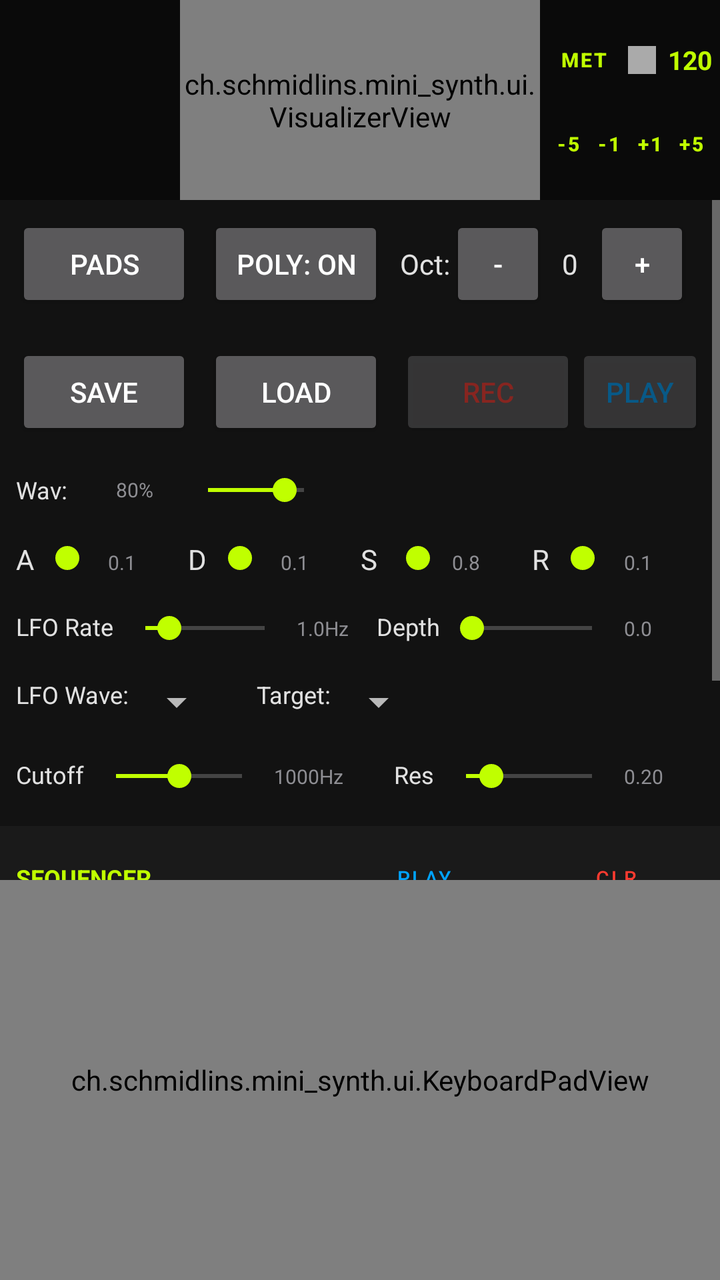
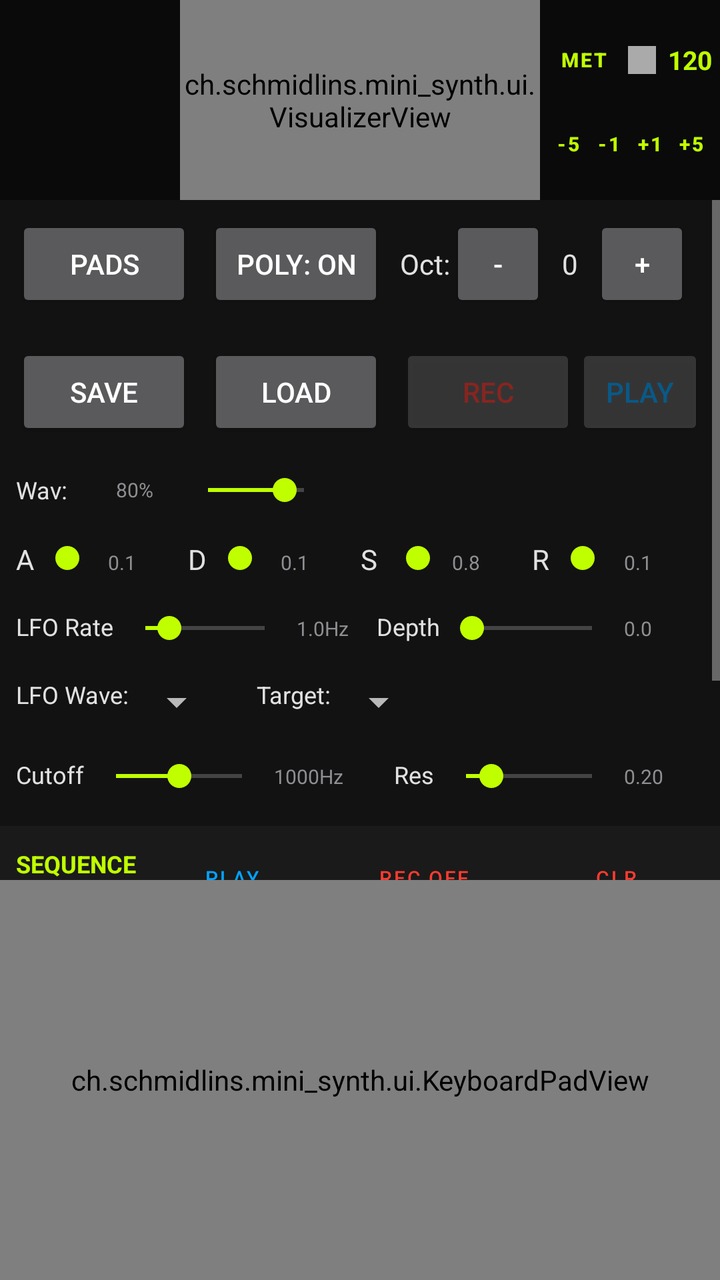

Compare the two renders of this Android layout. The source of the first and the diff that turns it into the second are given below.
<!-- AndroidManifest.xml: application theme Theme.MiniSynth -->
<!-- res/layout/content_main.xml -->
<?xml version="1.0" encoding="utf-8"?>
<androidx.constraintlayout.widget.ConstraintLayout xmlns:android="http://schemas.android.com/apk/res/android"
    xmlns:app="http://schemas.android.com/apk/res-auto"
    xmlns:tools="http://schemas.android.com/tools"
    android:layout_width="match_parent"
    android:layout_height="match_parent">

    <androidx.constraintlayout.widget.ConstraintLayout
        android:id="@+id/top_header"
        android:layout_width="match_parent"
        android:layout_height="100dp"
        android:background="@color/surface_dark"
        app:layout_constraintTop_toTopOf="parent">

        
        <ch.schmidlins.mini_synth.ui.VisualizerView
            android:id="@+id/visualizer_view"
            android:layout_width="0dp"
            android:layout_height="match_parent"
            app:layout_constraintEnd_toEndOf="parent"
            app:layout_constraintStart_toStartOf="parent"
            app:layout_constraintWidth_percent="0.5" />

        
        <LinearLayout
            android:id="@+id/metronome_container"
            android:layout_width="0dp"
            android:layout_height="match_parent"
            android:gravity="center"
            android:orientation="vertical"
            android:padding="4dp"
            app:layout_constraintEnd_toEndOf="parent"
            app:layout_constraintStart_toEndOf="@id/visualizer_view">

            
            <LinearLayout
                android:layout_width="match_parent"
                android:layout_height="wrap_content"
                android:gravity="center_vertical"
                android:orientation="horizontal">

                <Button
                    android:id="@+id/btn_metronome_toggle"
                    style="?attr/materialButtonOutlinedStyle"
                    android:layout_width="0dp"
                    android:layout_height="40dp"
                    android:layout_weight="1.2"
                    android:padding="0dp"
                    android:text="MET"
                    android:textColor="@color/acid_green"
                    android:textSize="10sp"
                    android:textStyle="bold" />

                <View
                    android:id="@+id/beat_indicator"
                    android:layout_width="14dp"
                    android:layout_height="14dp"
                    android:layout_marginStart="4dp"
                    android:background="@android:color/darker_gray" />

                <TextView
                    android:id="@+id/tv_bpm_value"
                    android:layout_width="wrap_content"
                    android:layout_height="wrap_content"
                    android:layout_marginStart="6dp"
                    android:text="120"
                    android:textColor="@color/acid_green"
                    android:textSize="13sp"
                    android:textStyle="bold" />
            </LinearLayout>

            
            <LinearLayout
                android:layout_width="match_parent"
                android:layout_height="wrap_content"
                android:gravity="center"
                android:orientation="horizontal"
                android:layout_marginTop="4dp">

                <Button
                    android:id="@+id/btn_bpm_down"
                    style="?attr/materialButtonOutlinedStyle"
                    android:layout_width="0dp"
                    android:layout_height="36dp"
                    android:layout_weight="1"
                    android:padding="0dp"
                    android:text="-5"
                    android:textColor="@color/acid_green"
                    android:textSize="10sp"
                    android:textStyle="bold" />

                <Button
                    android:id="@+id/btn_bpm_down_fine"
                    style="?attr/materialButtonOutlinedStyle"
                    android:layout_width="0dp"
                    android:layout_height="36dp"
                    android:layout_weight="1"
                    android:padding="0dp"
                    android:text="-1"
                    android:textColor="@color/acid_green"
                    android:textSize="10sp"
                    android:textStyle="bold" />

                <Button
                    android:id="@+id/btn_bpm_up_fine"
                    style="?attr/materialButtonOutlinedStyle"
                    android:layout_width="0dp"
                    android:layout_height="36dp"
                    android:layout_weight="1"
                    android:padding="0dp"
                    android:text="+1"
                    android:textColor="@color/acid_green"
                    android:textSize="10sp"
                    android:textStyle="bold" />

                <Button
                    android:id="@+id/btn_bpm_up"
                    style="?attr/materialButtonOutlinedStyle"
                    android:layout_width="0dp"
                    android:layout_height="36dp"
                    android:layout_weight="1"
                    android:padding="0dp"
                    android:text="+5"
                    android:textColor="@color/acid_green"
                    android:textSize="10sp"
                    android:textStyle="bold" />
            </LinearLayout>

        </LinearLayout>

        
        <View
            android:layout_width="0dp"
            android:layout_height="match_parent"
            app:layout_constraintStart_toStartOf="parent"
            app:layout_constraintEnd_toStartOf="@id/visualizer_view" />

    </androidx.constraintlayout.widget.ConstraintLayout>

    <ScrollView
        android:layout_width="match_parent"
        android:layout_height="0dp"
        app:layout_constraintBottom_toTopOf="@id/keyboard_pad_view"
        app:layout_constraintTop_toBottomOf="@id/top_header">

        <LinearLayout
            android:layout_width="match_parent"
            android:layout_height="wrap_content"
            android:orientation="vertical">

            <LinearLayout
                android:id="@+id/control_bar"
                android:layout_width="match_parent"
                android:layout_height="wrap_content"
                android:orientation="horizontal"
                android:padding="8dp">

                <Button
                    android:id="@+id/btn_mode_toggle"
                    android:layout_width="wrap_content"
                    android:layout_height="wrap_content"
                    android:text="Pads" />

                <Space
                    android:layout_width="8dp"
                    android:layout_height="match_parent" />

                <Button
                    android:id="@+id/btn_poly_toggle"
                    android:layout_width="wrap_content"
                    android:layout_height="wrap_content"
                    android:text="Poly: ON" />

                <Space
                    android:layout_width="8dp"
                    android:layout_height="match_parent" />

                <TextView
                    android:layout_width="wrap_content"
                    android:layout_height="wrap_content"
                    android:text="Oct:"
                    android:textColor="@color/off_white" />

                <Button
                    android:id="@+id/btn_octave_down"
                    android:layout_width="48dp"
                    android:layout_height="wrap_content"
                    android:text="-" />

                <TextView
                    android:id="@+id/tv_octave_value"
                    android:layout_width="wrap_content"
                    android:layout_height="wrap_content"
                    android:paddingHorizontal="8dp"
                    android:text="0"
                    android:textColor="@color/off_white" />

                <Button
                    android:id="@+id/btn_octave_up"
                    android:layout_width="48dp"
                    android:layout_height="wrap_content"
                    android:text="+" />

            </LinearLayout>

            <LinearLayout
                android:id="@+id/preset_bar"
                android:layout_width="match_parent"
                android:layout_height="wrap_content"
                android:orientation="horizontal"
                android:padding="8dp">

                <Button
                    android:id="@+id/btn_save_preset"
                    android:layout_width="wrap_content"
                    android:layout_height="wrap_content"
                    android:text="Save" />

                <Space
                    android:layout_width="8dp"
                    android:layout_height="match_parent" />

                <Button
                    android:id="@+id/btn_load_preset"
                    android:layout_width="wrap_content"
                    android:layout_height="wrap_content"
                    android:text="Load" />

                <Space
                    android:layout_width="8dp"
                    android:layout_height="match_parent" />

                <Button
                    android:id="@+id/btn_mock_rec"
                    android:layout_width="wrap_content"
                    android:layout_height="wrap_content"
                    android:alpha="0.5"
                    android:text="REC"
                    android:textColor="@color/vibrant_red" />

                <Button
                    android:id="@+id/btn_mock_play"
                    android:layout_width="wrap_content"
                    android:layout_height="wrap_content"
                    android:alpha="0.5"
                    android:text="PLAY"
                    android:textColor="@color/electric_blue" />
            </LinearLayout>

            <LinearLayout
                android:id="@+id/waveform_bar"
                android:layout_width="match_parent"
                android:layout_height="wrap_content"
                android:gravity="center_vertical"
                android:orientation="horizontal"
                android:padding="8dp">

                <TextView
                    android:layout_width="wrap_content"
                    android:layout_height="wrap_content"
                    android:text="Wav:"
                    android:textColor="@color/off_white"
                    android:textSize="12sp" />

                <com.google.android.material.button.MaterialButtonToggleGroup
                    android:id="@+id/toggle_waveform"
                    android:layout_width="wrap_content"
                    android:layout_height="wrap_content"
                    android:layout_marginStart="8dp"
                    app:checkedButton="@id/btn_wave_sine"
                    app:singleSelection="true">

                    <Button
                        android:id="@+id/btn_wave_sine"
                        style="?attr/materialButtonOutlinedStyle"
                        android:layout_width="48dp"
                        android:layout_height="40dp"
                        android:padding="0dp"
                        android:text="SINE"
                        android:textSize="9sp" />

                    <Button
                        android:id="@+id/btn_wave_square"
                        style="?attr/materialButtonOutlinedStyle"
                        android:layout_width="48dp"
                        android:layout_height="40dp"
                        android:padding="0dp"
                        android:text="SQR"
                        android:textSize="9sp" />

                    <Button
                        android:id="@+id/btn_wave_saw"
                        style="?attr/materialButtonOutlinedStyle"
                        android:layout_width="48dp"
                        android:layout_height="40dp"
                        android:padding="0dp"
                        android:text="SAW"
                        android:textSize="9sp" />

                    <Button
                        android:id="@+id/btn_wave_triangle"
                        style="?attr/materialButtonOutlinedStyle"
                        android:layout_width="48dp"
                        android:layout_height="40dp"
                        android:padding="0dp"
                        android:text="TRI"
                        android:textSize="9sp" />

                </com.google.android.material.button.MaterialButtonToggleGroup>

                <Space
                    android:layout_width="16dp"
                    android:layout_height="match_parent" />

                <TextView
                    android:id="@+id/tv_master_vol_val"
                    android:layout_width="wrap_content"
                    android:layout_height="wrap_content"
                    android:minWidth="30dp"
                    android:text="80%"
                    android:textColor="@color/dim_grey"
                    android:textSize="10sp" />

                <SeekBar
                    android:id="@+id/seek_master_vol"
                    android:layout_width="80dp"
                    android:layout_height="wrap_content"
                    android:max="100"
                    android:progress="80" />
            </LinearLayout>

            <LinearLayout
                android:id="@+id/adsr_bar"
                android:layout_width="match_parent"
                android:layout_height="wrap_content"
                android:orientation="horizontal"
                android:padding="8dp">

                <TextView
                    android:layout_width="wrap_content"
                    android:layout_height="wrap_content"
                    android:text="A"
                    android:textColor="@color/off_white" />

                <SeekBar
                    android:id="@+id/seek_attack"
                    android:layout_width="0dp"
                    android:layout_height="wrap_content"
                    android:layout_weight="1"
                    android:max="100"
                    android:progress="10" />

                <TextView
                    android:id="@+id/tv_attack_val"
                    android:layout_width="wrap_content"
                    android:layout_height="wrap_content"
                    android:minWidth="40dp"
                    android:text="0.1"
                    android:textColor="@color/dim_grey"
                    android:textSize="10sp" />

                <TextView
                    android:layout_width="wrap_content"
                    android:layout_height="wrap_content"
                    android:text="D"
                    android:textColor="@color/off_white" />

                <SeekBar
                    android:id="@+id/seek_decay"
                    android:layout_width="0dp"
                    android:layout_height="wrap_content"
                    android:layout_weight="1"
                    android:max="100"
                    android:progress="10" />

                <TextView
                    android:id="@+id/tv_decay_val"
                    android:layout_width="wrap_content"
                    android:layout_height="wrap_content"
                    android:minWidth="40dp"
                    android:text="0.1"
                    android:textColor="@color/dim_grey"
                    android:textSize="10sp" />

                <TextView
                    android:layout_width="wrap_content"
                    android:layout_height="wrap_content"
                    android:text="S"
                    android:textColor="@color/off_white" />

                <SeekBar
                    android:id="@+id/seek_sustain"
                    android:layout_width="0dp"
                    android:layout_height="wrap_content"
                    android:layout_weight="1"
                    android:max="100"
                    android:progress="80" />

                <TextView
                    android:id="@+id/tv_sustain_val"
                    android:layout_width="wrap_content"
                    android:layout_height="wrap_content"
                    android:minWidth="40dp"
                    android:text="0.8"
                    android:textColor="@color/dim_grey"
                    android:textSize="10sp" />

                <TextView
                    android:layout_width="wrap_content"
                    android:layout_height="wrap_content"
                    android:text="R"
                    android:textColor="@color/off_white" />

                <SeekBar
                    android:id="@+id/seek_release"
                    android:layout_width="0dp"
                    android:layout_height="wrap_content"
                    android:layout_weight="1"
                    android:max="100"
                    android:progress="10" />

                <TextView
                    android:id="@+id/tv_release_val"
                    android:layout_width="wrap_content"
                    android:layout_height="wrap_content"
                    android:minWidth="40dp"
                    android:text="0.1"
                    android:textColor="@color/dim_grey"
                    android:textSize="10sp" />

            </LinearLayout>

            <LinearLayout
                android:id="@+id/lfo_bar"
                android:layout_width="match_parent"
                android:layout_height="wrap_content"
                android:orientation="horizontal"
                android:padding="8dp">

                <TextView
                    android:layout_width="wrap_content"
                    android:layout_height="wrap_content"
                    android:text="LFO Rate"
                    android:textColor="@color/off_white"
                    android:textSize="12sp" />

                <SeekBar
                    android:id="@+id/seek_lfo_rate"
                    android:layout_width="0dp"
                    android:layout_height="wrap_content"
                    android:layout_weight="1"
                    android:max="100"
                    android:progress="20" />

                <TextView
                    android:id="@+id/tv_lfo_rate_val"
                    android:layout_width="wrap_content"
                    android:layout_height="wrap_content"
                    android:minWidth="40dp"
                    android:text="1.0Hz"
                    android:textColor="@color/dim_grey"
                    android:textSize="10sp" />

                <TextView
                    android:layout_width="wrap_content"
                    android:layout_height="wrap_content"
                    android:text="Depth"
                    android:textColor="@color/off_white"
                    android:textSize="12sp" />

                <SeekBar
                    android:id="@+id/seek_lfo_depth"
                    android:layout_width="0dp"
                    android:layout_height="wrap_content"
                    android:layout_weight="1"
                    android:max="100"
                    android:progress="0" />

                <TextView
                    android:id="@+id/tv_lfo_depth_val"
                    android:layout_width="wrap_content"
                    android:layout_height="wrap_content"
                    android:minWidth="40dp"
                    android:text="0.0"
                    android:textColor="@color/dim_grey"
                    android:textSize="10sp" />

            </LinearLayout>

            <LinearLayout
                android:layout_width="match_parent"
                android:layout_height="wrap_content"
                android:orientation="horizontal"
                android:padding="8dp">

                <TextView
                    android:layout_width="wrap_content"
                    android:layout_height="wrap_content"
                    android:text="LFO Wave:"
                    android:textColor="@color/off_white"
                    android:textSize="12sp" />

                <Spinner
                    android:id="@+id/spinner_lfo_waveform"
                    android:layout_width="wrap_content"
                    android:layout_height="wrap_content" />

                <Space
                    android:layout_width="16dp"
                    android:layout_height="match_parent" />

                <TextView
                    android:layout_width="wrap_content"
                    android:layout_height="wrap_content"
                    android:text="Target:"
                    android:textColor="@color/off_white"
                    android:textSize="12sp" />

                <Spinner
                    android:id="@+id/spinner_lfo_target"
                    android:layout_width="wrap_content"
                    android:layout_height="wrap_content" />

            </LinearLayout>

            <LinearLayout
                android:id="@+id/filter_bar"
                android:layout_width="match_parent"
                android:layout_height="wrap_content"
                android:orientation="horizontal"
                android:padding="8dp">

                <TextView
                    android:layout_width="wrap_content"
                    android:layout_height="wrap_content"
                    android:text="Cutoff"
                    android:textColor="@color/off_white"
                    android:textSize="12sp" />

                <SeekBar
                    android:id="@+id/seek_filter_cutoff"
                    android:layout_width="0dp"
                    android:layout_height="wrap_content"
                    android:layout_weight="1"
                    android:max="100"
                    android:progress="50" />

                <TextView
                    android:id="@+id/tv_filter_cutoff_val"
                    android:layout_width="wrap_content"
                    android:layout_height="wrap_content"
                    android:minWidth="60dp"
                    android:text="1000Hz"
                    android:textColor="@color/dim_grey"
                    android:textSize="10sp" />

                <TextView
                    android:layout_width="wrap_content"
                    android:layout_height="wrap_content"
                    android:text="Res"
                    android:textColor="@color/off_white"
                    android:textSize="12sp" />

                <SeekBar
                    android:id="@+id/seek_filter_res"
                    android:layout_width="0dp"
                    android:layout_height="wrap_content"
                    android:layout_weight="1"
                    android:max="100"
                    android:progress="20" />

                <TextView
                    android:id="@+id/tv_filter_res_val"
                    android:layout_width="wrap_content"
                    android:layout_height="wrap_content"
                    android:minWidth="40dp"
                    android:text="0.20"
                    android:textColor="@color/dim_grey"
                    android:textSize="10sp" />

            </LinearLayout>

            
            <LinearLayout
                android:id="@+id/sequencer_section"
                android:layout_width="match_parent"
                android:layout_height="wrap_content"
                android:orientation="vertical"
                android:padding="8dp"
                android:layout_marginTop="8dp"
                android:background="@color/matte_grey">

                <LinearLayout
                    android:layout_width="match_parent"
                    android:layout_height="wrap_content"
                    android:orientation="horizontal"
                    android:gravity="center_vertical">

                    <TextView
                        android:layout_width="0dp"
                        android:layout_weight="1"
                        android:layout_height="wrap_content"
                        android:text="SEQUENCER"
                        android:textColor="@color/acid_green"
                        android:textStyle="bold"
                        android:textSize="12sp" />

                    <Button
                        android:id="@+id/btn_sequencer_play"
                        style="?attr/materialButtonOutlinedStyle"
                        android:layout_width="wrap_content"
                        android:layout_height="36dp"
                        android:text="PLAY"
                        android:textColor="@color/electric_blue"
                        android:textSize="10sp" />

                    <Space
                        android:layout_width="8dp"
                        android:layout_height="match_parent" />

                    <Button
                        android:id="@+id/btn_sequencer_clear"
                        style="?attr/materialButtonOutlinedStyle"
                        android:layout_width="wrap_content"
                        android:layout_height="36dp"
                        android:text="CLR"
                        android:textColor="@color/vibrant_red"
                        android:textSize="10sp" />
                </LinearLayout>

                <LinearLayout
                    android:layout_width="match_parent"
                    android:layout_height="wrap_content"
                    android:orientation="horizontal"
                    android:layout_marginTop="4dp">

                    <TextView
                        android:layout_width="wrap_content"
                        android:layout_height="wrap_content"
                        android:text="Step Size: "
                        android:textColor="@color/off_white"
                        android:textSize="10sp" />

                    <Spinner
                        android:id="@+id/spinner_step_duration"
                        android:layout_width="wrap_content"
                        android:layout_height="wrap_content" />
                </LinearLayout>

                <GridLayout
                    android:id="@+id/sequencer_step_grid"
                    android:layout_width="match_parent"
                    android:layout_height="wrap_content"
                    android:layout_marginTop="8dp"
                    android:columnCount="8"
                    android:rowCount="2">

                    <ToggleButton android:id="@+id/step_0" style="@style/Widget.AppCompat.Button.Small" android:layout_width="40dp" android:layout_height="40dp" android:textOff="0" android:textOn="0" />
                        <ToggleButton android:id="@+id/step_1" style="@style/Widget.AppCompat.Button.Small" android:layout_width="40dp" android:layout_height="40dp" android:textOff="1" android:textOn="1" />
                        <ToggleButton android:id="@+id/step_2" style="@style/Widget.AppCompat.Button.Small" android:layout_width="40dp" android:layout_height="40dp" android:textOff="2" android:textOn="2" />
                        <ToggleButton android:id="@+id/step_3" style="@style/Widget.AppCompat.Button.Small" android:layout_width="40dp" android:layout_height="40dp" android:textOff="3" android:textOn="3" />
                        <ToggleButton android:id="@+id/step_4" style="@style/Widget.AppCompat.Button.Small" android:layout_width="40dp" android:layout_height="40dp" android:textOff="4" android:textOn="4" />
                        <ToggleButton android:id="@+id/step_5" style="@style/Widget.AppCompat.Button.Small" android:layout_width="40dp" android:layout_height="40dp" android:textOff="5" android:textOn="5" />
                        <ToggleButton android:id="@+id/step_6" style="@style/Widget.AppCompat.Button.Small" android:layout_width="40dp" android:layout_height="40dp" android:textOff="6" android:textOn="6" />
                        <ToggleButton android:id="@+id/step_7" style="@style/Widget.AppCompat.Button.Small" android:layout_width="40dp" android:layout_height="40dp" android:textOff="7" android:textOn="7" />
                        <ToggleButton android:id="@+id/step_8" style="@style/Widget.AppCompat.Button.Small" android:layout_width="40dp" android:layout_height="40dp" android:textOff="8" android:textOn="8" />
                        <ToggleButton android:id="@+id/step_9" style="@style/Widget.AppCompat.Button.Small" android:layout_width="40dp" android:layout_height="40dp" android:textOff="9" android:textOn="9" />
                        <ToggleButton android:id="@+id/step_10" style="@style/Widget.AppCompat.Button.Small" android:layout_width="40dp" android:layout_height="40dp" android:textOff="10" android:textOn="10" />
                        <ToggleButton android:id="@+id/step_11" style="@style/Widget.AppCompat.Button.Small" android:layout_width="40dp" android:layout_height="40dp" android:textOff="11" android:textOn="11" />
                        <ToggleButton android:id="@+id/step_12" style="@style/Widget.AppCompat.Button.Small" android:layout_width="40dp" android:layout_height="40dp" android:textOff="12" android:textOn="12" />
                        <ToggleButton android:id="@+id/step_13" style="@style/Widget.AppCompat.Button.Small" android:layout_width="40dp" android:layout_height="40dp" android:textOff="13" android:textOn="13" />
                        <ToggleButton android:id="@+id/step_14" style="@style/Widget.AppCompat.Button.Small" android:layout_width="40dp" android:layout_height="40dp" android:textOff="14" android:textOn="14" />
                        <ToggleButton android:id="@+id/step_15" style="@style/Widget.AppCompat.Button.Small" android:layout_width="40dp" android:layout_height="40dp" android:textOff="15" android:textOn="15" />
                    </GridLayout>

            </LinearLayout>

        </LinearLayout>
    </ScrollView>

    <ch.schmidlins.mini_synth.ui.KeyboardPadView
        android:id="@+id/keyboard_pad_view"
        android:layout_width="match_parent"
        android:layout_height="200dp"
        app:layout_constraintBottom_toBottomOf="parent" />

</androidx.constraintlayout.widget.ConstraintLayout>
<!-- resources referenced by this layout -->
<resources>
  <color name="acid_green">#C0FF00</color>
  <color name="dim_grey">#8E8E93</color>
  <color name="electric_blue">#00A3FF</color>
  <color name="matte_grey">#1A1A1A</color>
  <color name="off_white">#E1E1E1</color>
  <color name="surface_dark">#0A0A0A</color>
  <color name="vibrant_red">#FF3B30</color>
  <style name="Theme.MiniSynth" parent="Theme.MaterialComponents.NoActionBar">
          
          <item name="colorPrimary">@color/matte_grey</item>
          <item name="colorOnPrimary">@color/off_white</item>
          
          <item name="colorSecondary">@color/acid_green</item>
          <item name="colorOnSecondary">@color/charcoal</item>
  
          <item name="android:windowBackground">@color/charcoal</item>
          <item name="android:statusBarColor">@color/charcoal</item>
      </style>
  <color name="charcoal">#121212</color>
</resources>

<!-- the commit's change to res/layout/content_main.xml (unified diff, before → after) -->
@@ -612,6 +612,20 @@
                         android:layout_height="36dp"
                         android:text="PLAY"
                         android:textColor="@color/electric_blue"
+                        android:textSize="10sp" />
+
+                    <Space
+                        android:layout_width="8dp"
+                        android:layout_height="match_parent" />
+
+                    <ToggleButton
+                        android:id="@+id/toggle_sequencer_rec"
+                        style="?attr/materialButtonOutlinedStyle"
+                        android:layout_width="wrap_content"
+                        android:layout_height="36dp"
+                        android:textOff="REC OFF"
+                        android:textOn="REC ON"
+                        android:textColor="@color/vibrant_red"
                         android:textSize="10sp" />
 
                     <Space
